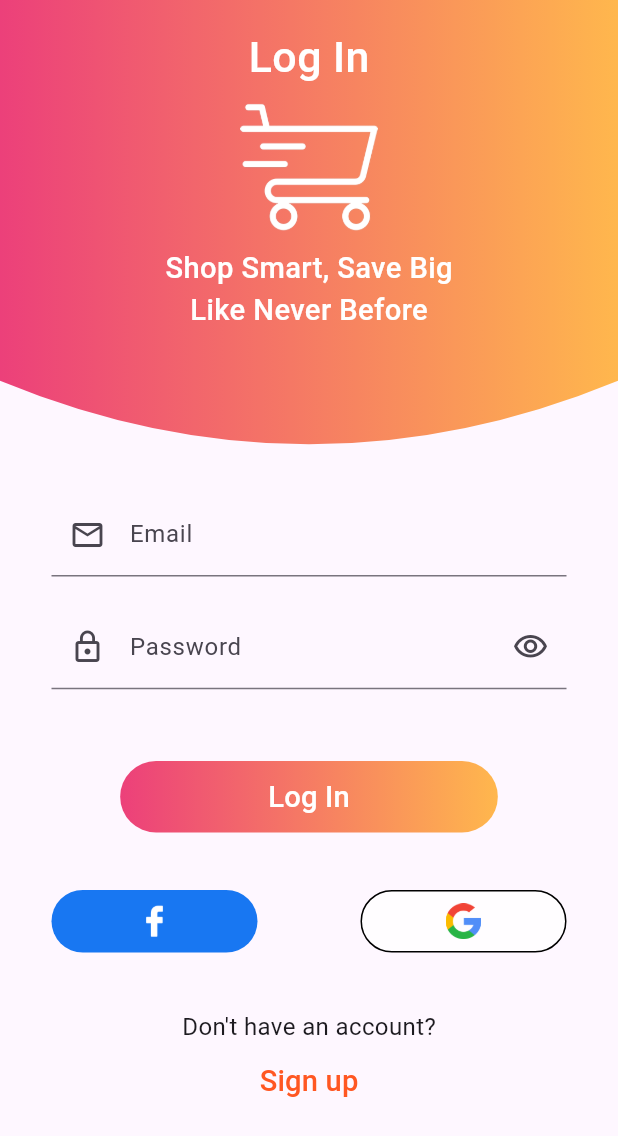
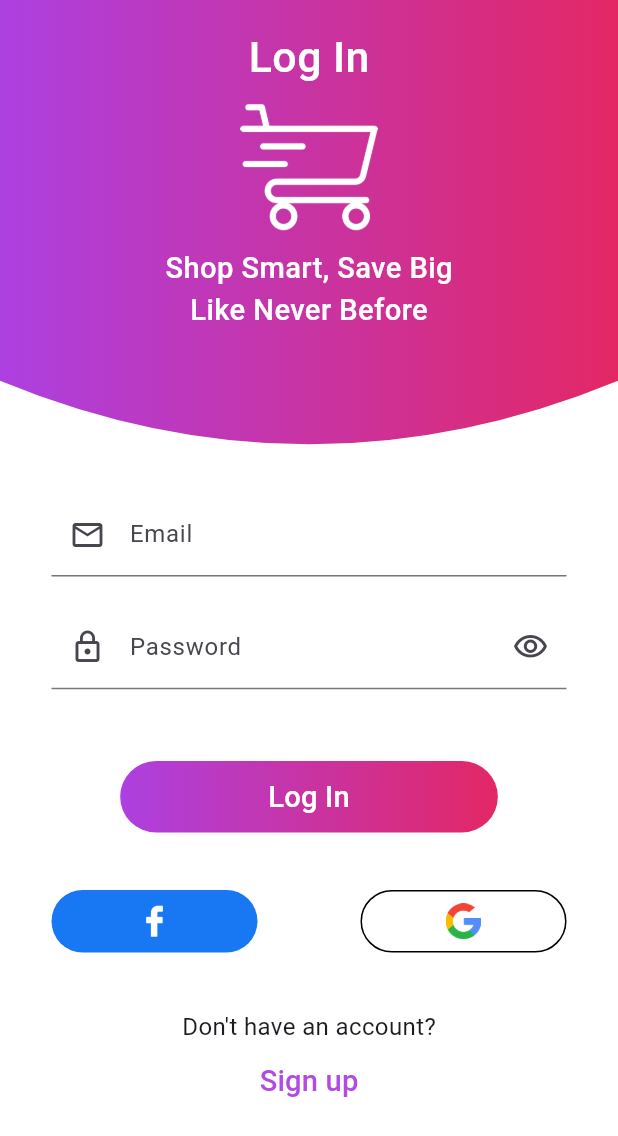
Before and after one commit to GABER77/shopping_app, a Flutter app: the screen it shows after launch, after a tap on the "arrow forward ios" icon, after a tap on "SKIP", on a phone screen of 412 x 824 dp. Shown: the top 1136 px of the screen. Run offline on Flutter 3.47's test engine with Material 3 defaults, Android fonts, the light colour scheme and no system bars; our stand-ins replace bloc, dio, flutter_bloc, flutter_screenutil, fluttertoast, smooth_page_indicator; accounts and stored records are empty.

Commit message:
App Theme

```diff
--- a/lib/main.dart
+++ b/lib/main.dart
@@ -1,11 +1,15 @@
 import 'package:bloc/bloc.dart';
 import 'package:flutter/material.dart';
+import 'package:flutter/services.dart';
 import 'package:flutter_screenutil/flutter_screenutil.dart';
 import 'package:shopping_app/presentation/boarding_screen/boarding_screen.dart';
+import 'package:shopping_app/shared/constants/theme.dart';
 import 'business_logic/bloc/bloc_observer.dart';
 import 'data/api_config/dio_helper.dart';
 
 void main(){
+  WidgetsFlutterBinding.ensureInitialized();
+  SystemChrome.setPreferredOrientations([DeviceOrientation.portraitUp]);
   DioHelper.init();
   Bloc.observer = MyBlocObserver();
   runApp(MyApp());
@@ -23,6 +27,9 @@ class MyApp extends StatelessWidget {
         return MaterialApp(
           debugShowCheckedModeBanner: false,
           home: BoardingScreen(),
+          theme: lightMode,
+          darkTheme: darkMode,
+          themeMode: ThemeMode.light,
         );
       },
     );
--- a/lib/presentation/authentication_screens/login_screen.dart
+++ b/lib/presentation/authentication_screens/login_screen.dart
@@ -53,14 +53,7 @@ class LoginScreen extends StatelessWidget {
                           width: double.infinity,
                           height: 250.h,
                           decoration: const BoxDecoration(
-                            gradient: LinearGradient(
-                              colors: [
-                                Color(0xFFEC407A),
-                                Color(0xFFFFB74D),
-                              ],
-                              begin: Alignment.centerLeft,
-                              end: Alignment.centerRight,
-                            ),
+                            gradient: AppColors.primaryColor,
                           ),
                         ),
                       ),
@@ -194,7 +187,7 @@ class LoginScreen extends StatelessWidget {
                                 onPressed: () {},
                                 width: 120.w,
                                 height: 35.h,
-                                color: Colors.white70,
+                                color: Colors.white,
                                 boarderColor: true,
                                 child: Image.asset(
                                     'assets/images/Google.png'
--- a/lib/presentation/authentication_screens/text_field_widget.dart
+++ b/lib/presentation/authentication_screens/text_field_widget.dart
@@ -1,6 +1,7 @@
 import 'package:flutter/material.dart';
+import 'package:shopping_app/shared/constants/colors.dart';
 
-class CustomTextFormField extends StatelessWidget {
+class CustomTextFormField extends StatefulWidget {
   final String labelText;
   final TextInputType keyboardType;
   final TextEditingController? controller;
@@ -23,21 +24,51 @@ class CustomTextFormField extends StatelessWidget {
   });
 
   @override
+  State<CustomTextFormField> createState() => _CustomTextFormFieldState();
+}
+
+class _CustomTextFormFieldState extends State<CustomTextFormField> {
+
+  FocusNode myFocusNode = FocusNode();
+
+  @override
+  void initState() {
+    super.initState();
+    myFocusNode.addListener(() {
+      setState(() {});
+    });
+  }
+
+  @override
+  void dispose() {
+    myFocusNode.dispose();
+    super.dispose();
+  }
+
+  @override
   Widget build(BuildContext context) {
     return TextFormField(
-      controller: controller,
-      keyboardType: keyboardType,
-      obscureText: obscureText,
+      controller: widget.controller,
+      keyboardType: widget.keyboardType,
+      obscureText: widget.obscureText,
+      validator: widget.validator,
+      focusNode: myFocusNode,
       decoration: InputDecoration(
-        labelText: labelText,
-        border: const UnderlineInputBorder(),
-        prefixIcon: prefixIcon != null ? Icon(prefixIcon) : null,
-        suffixIcon: suffixIcon != null ? IconButton(
-          icon: Icon(suffixIcon),
-          onPressed: onSuffixIconPressed,
+        labelText: widget.labelText,
+        labelStyle: TextStyle(
+          color: myFocusNode.hasFocus
+              ? AppColors.monoPrimaryColor
+              : null,
+        ),
+        focusedBorder: const UnderlineInputBorder(
+          borderSide: BorderSide(color: AppColors.monoPrimaryColor),
+        ),
+        prefixIcon: widget.prefixIcon != null ? Icon(widget.prefixIcon) : null,
+        suffixIcon: widget.suffixIcon != null ? IconButton(
+          icon: Icon(widget.suffixIcon),
+          onPressed: widget.onSuffixIconPressed,
         ) : null,
       ),
-      validator: validator,
     );
   }
 }
--- a/lib/shared/constants/colors.dart
+++ b/lib/shared/constants/colors.dart
@@ -1,11 +1,11 @@
 import 'package:flutter/material.dart';
 
 class AppColors{
-  static const monoPrimaryColor = Colors.deepOrange;
+  static const monoPrimaryColor = Color(0xFFB24BE1);
   static const LinearGradient primaryColor = LinearGradient(
     colors: [
-      Color(0xFFEC407A),
-      Color(0xFFFFB74D),
+      Color(0xFFAD40E1),
+      Color(0xFFE32765),
     ],
     begin: Alignment.centerLeft,
     end: Alignment.centerRight,
--- /dev/null
+++ b/lib/shared/constants/theme.dart
@@ -0,0 +1,77 @@
+import 'package:flutter/material.dart';
+import 'package:flutter/services.dart';
+import 'package:flutter_screenutil/flutter_screenutil.dart';
+import 'package:shopping_app/shared/constants/colors.dart';
+
+ThemeData lightMode = ThemeData(
+  brightness: Brightness.light,
+  scaffoldBackgroundColor: Colors.white,
+  progressIndicatorTheme: const ProgressIndicatorThemeData(
+    color: AppColors.monoPrimaryColor,
+  ),
+  textSelectionTheme: const TextSelectionThemeData(
+    cursorColor: AppColors.monoPrimaryColor,
+    selectionHandleColor: AppColors.monoPrimaryColor,
+    selectionColor: AppColors.monoPrimaryColor,
+  ),
+  appBarTheme: AppBarTheme(
+    systemOverlayStyle: const SystemUiOverlayStyle(
+      statusBarColor: Colors.transparent,
+      statusBarIconBrightness: Brightness.dark,
+    ),
+    scrolledUnderElevation: 0,
+    backgroundColor: Colors.white,
+    titleTextStyle: TextStyle(
+      fontSize: 18.sp,
+      color: Colors.black,
+      fontWeight: FontWeight.w500,
+    ),
+    iconTheme: IconThemeData(
+      color: Colors.black,
+      size: 25.sp,
+    ),
+  ),
+  bottomNavigationBarTheme: const BottomNavigationBarThemeData(
+    backgroundColor: Colors.white,
+    type: BottomNavigationBarType.fixed,
+    selectedItemColor: AppColors.monoPrimaryColor,
+  ),
+);
+
+ThemeData darkMode = ThemeData(
+  brightness: Brightness.dark,
+  scaffoldBackgroundColor: Colors.black,
+  colorSchemeSeed: Colors.white,
+  progressIndicatorTheme: const ProgressIndicatorThemeData(
+    color: AppColors.monoPrimaryColor,
+  ),
+  textSelectionTheme: const TextSelectionThemeData(
+    cursorColor: AppColors.monoPrimaryColor,
+    selectionHandleColor: AppColors.monoPrimaryColor,
+    selectionColor: AppColors.monoPrimaryColor,
+  ),
+  appBarTheme: AppBarTheme(
+    systemOverlayStyle: const SystemUiOverlayStyle(
+      statusBarColor: Colors.transparent,
+      statusBarIconBrightness: Brightness.light,
+    ),
+    scrolledUnderElevation: 0,
+    backgroundColor: Colors.black,
+    elevation: 0,
+    titleTextStyle: TextStyle(
+      fontSize: 18.sp,
+      color: Colors.white,
+      fontWeight: FontWeight.w500,
+    ),
+    iconTheme: IconThemeData(
+      color: Colors.white,
+      size: 25.sp,
+    ),
+  ),
+  bottomNavigationBarTheme: const BottomNavigationBarThemeData(
+    type: BottomNavigationBarType.fixed,
+    selectedItemColor: Colors.deepOrange,
+    unselectedItemColor: Colors.grey,
+    backgroundColor: AppColors.monoPrimaryColor,
+  ),
+);
```
